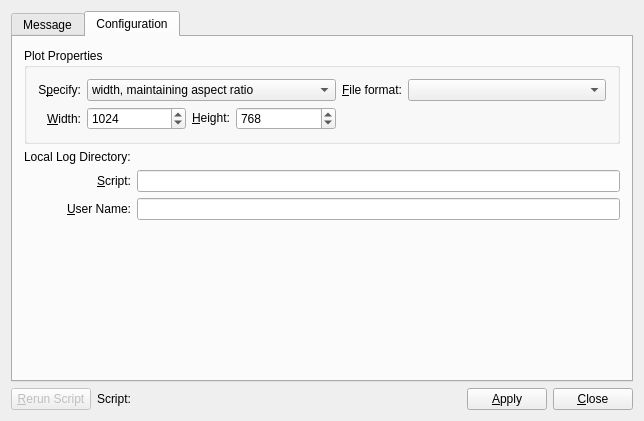
Above: src/libkstapp/logdialog.ui from Kst-plot/kst before the change. Below: the same form after it.
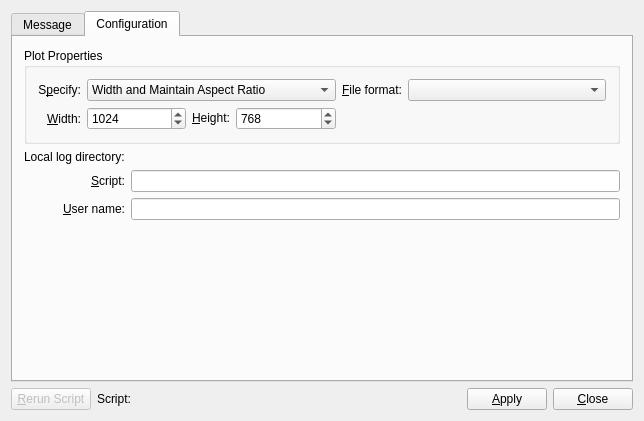
That is the form after the change. Custom widgets are drawn as their Qt base class.

Commit message:
More KDE HIG work in the dialogs called from the File menu: - capitalization - optimize/harmonize order of file size options between export to graphics and log entry
In the log entry dialog I don't see a lineedit to input the name of the script. I haven't checked before my changes, but I don't see anything in the
code and I suspect it's not enabled yet. Otherwise, please fix it...

Patch:
```diff
--- a/src/libkstapp/logdialog.ui
+++ b/src/libkstapp/logdialog.ui
@@ -157,7 +157,7 @@
            <widget class="QComboBox" name="_sizeOption">
             <item>
              <property name="text">
-              <string>width, maintaining aspect ratio</string>
+              <string>Width and Maintain Aspect Ratio</string>
              </property>
             </item>
             <item>
@@ -292,7 +292,7 @@
             </sizepolicy>
            </property>
            <property name="text">
-            <string>Local Log Directory:</string>
+            <string>Local log directory:</string>
            </property>
            <property name="wordWrap">
             <bool>false</bool>
@@ -325,7 +325,7 @@
          <item row="2" column="0">
           <widget class="QLabel" name="label">
            <property name="text">
-            <string>&amp;User Name:</string>
+            <string>&amp;User name:</string>
            </property>
            <property name="alignment">
             <set>Qt::AlignRight|Qt::AlignTrailing|Qt::AlignVCenter</set>
```
Left out of the diff: 8 changed lines with no effect on the pictures. The commit also changes 3 other files.
